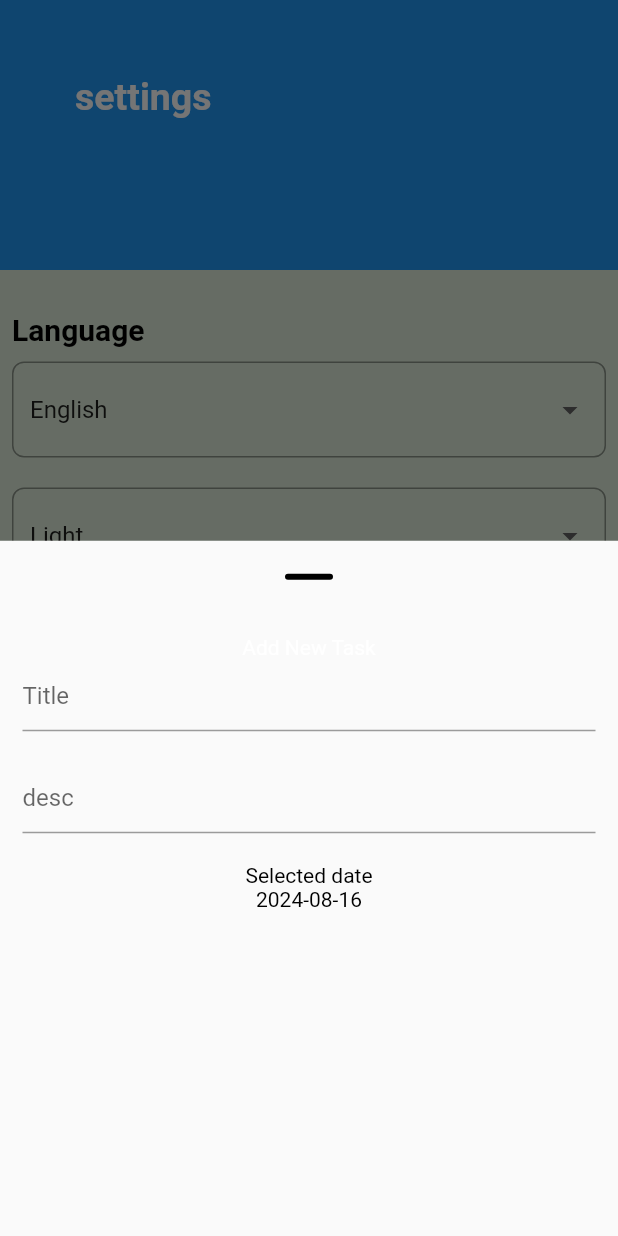
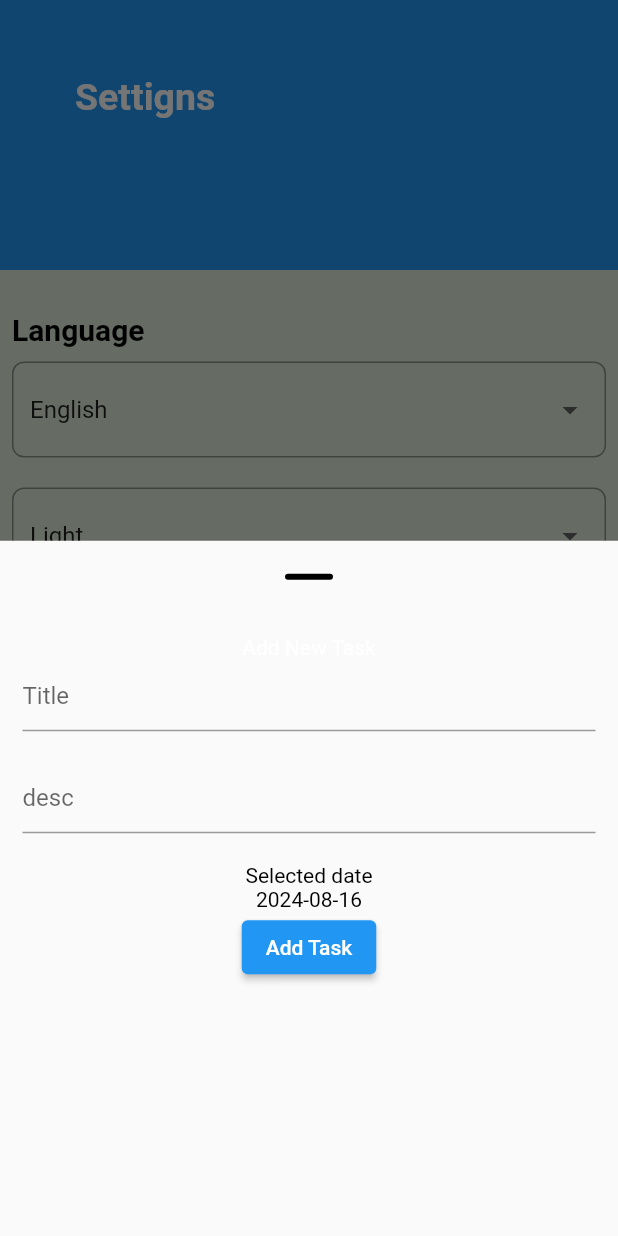
Before and after one commit to ahmednasasr/Todo_App, a Flutter app: the screen it shows after launch, item 2 of the bottom bar chosen, after a tap on the "add" icon, on a phone screen of 412 x 824 dp. Run offline on Flutter 3.47's test engine with Material 3 defaults, Android fonts, the phone set to English and light mode, and no system bars; our stand-ins replace cloud_firestore, easy_date_timeline, easy_localization, firebase_core, flutter_slidable; accounts and stored records are empty; generated files the repository leaves out were written again.

Commit message:
sccound push we install firebase and we have linked the application to firebase and the new feature is we have a database in our  application

```diff
--- a/assets/translation/ar.json
+++ b/assets/translation/ar.json
@@ -6,5 +6,6 @@
   "light": "فاتح",
   "dark": "داكن",
   "Settings": "الإعدادات",
-  "menu": "القائمه"
+  "menu": "القائمه",
+  "settings": "الاعدادات"
 }
--- a/assets/translation/en.json
+++ b/assets/translation/en.json
@@ -6,6 +6,8 @@
   "light": "Light",
   "dark": "Dark",
   "Settings": "Settings",
-  "menu": "Menu"
+  "menu": "Menu",
+  "settings": "Settigns"
+
 
 }
--- a/lib/core/main_provider.dart
+++ b/lib/core/main_provider.dart
@@ -1,19 +1,54 @@
+import 'package:cloud_firestore/cloud_firestore.dart';
 import 'package:flutter/material.dart';
+import 'package:todo_app/models/task_model.dart';
+import 'package:todo_app/service/firebase_functions.dart';
 
-class mainprovider extends ChangeNotifier{
-  int selectindex=0;
-  DateTime selectedatepicker=DateTime.now();
+class mainprovider extends ChangeNotifier {
+  int selectindex = 0;
+  DateTime selectedatepicker = DateTime.now();
+  DateTime selectedDateTime = DateTime.now();
   ThemeMode themeMode = ThemeMode.light;
-  void selectedindex(int index){
-     selectindex =index;
+  TextEditingController titleController = TextEditingController();
+  TextEditingController desController = TextEditingController();
+  void selectedindex(int index) {
+    selectindex = index;
     notifyListeners();
   }
-  void setdatepicker(DateTime datetime){
-    selectedatepicker=datetime;
+
+  void setdatepicker(DateTime datetime) {
+    selectedatepicker = datetime;
     notifyListeners();
   }
-  void changetheme(ThemeMode thememode){
-    themeMode= thememode;
+
+  void changetheme(ThemeMode thememode) {
+    themeMode = thememode;
     notifyListeners();
   }
+
+  void setDateTimeTask(DateTime datetime) {
+    selectedDateTime = datetime;
+    notifyListeners();
+  }
+
+  void addTask() async {
+    TaskModel taskModel = TaskModel(
+        title: titleController.text,
+        desc: desController.text,
+        time: selectedDateTime.millisecondsSinceEpoch,
+        isDone: false);
+    await FirebaseFunctions.addTask(taskModel);
+    titleController.clear();
+    desController.clear();
+    notifyListeners();
+  }
+
+  Future<QuerySnapshot<TaskModel>> getTasks(){
+    return FirebaseFunctions.getTasks();
+  }
+
+  void deleteTask(String id){
+    FirebaseFunctions.deleteTask(id);
+    notifyListeners();
+  }
+
 }
--- a/lib/main.dart
+++ b/lib/main.dart
@@ -5,11 +5,15 @@ import 'package:easy_localization/easy_localization.dart';
 import 'core/main_provider.dart';
 import 'core/theme.dart';
 import 'module/splash/spalsh_screen.dart';
+import 'package:firebase_core/firebase_core.dart';
+import 'firebase_options.dart';
 
 void main() async {
   WidgetsFlutterBinding.ensureInitialized();
   await EasyLocalization.ensureInitialized();
-
+  await Firebase.initializeApp(
+    options: DefaultFirebaseOptions.currentPlatform,
+  );
   runApp(
     EasyLocalization(
       supportedLocales: [Locale('en'), Locale('ar')],
--- /dev/null
+++ b/lib/models/task_model.dart
@@ -0,0 +1,33 @@
+class TaskModel {
+  String id;
+  String title;
+  String desc;
+  int time;
+  bool isDone;
+  TaskModel({
+    this.id = "",
+    required this.title,
+    required this.desc,
+    required this.time,
+    required this.isDone,
+  });
+
+  factory TaskModel.fromjson(Map<String,dynamic> json){
+    return TaskModel(
+      id: json['id'],
+        title: json["title"],
+        desc: json["desc"],
+        time: json["time"],
+        isDone: json["isdone"]);
+  }
+
+  Map<String,dynamic>tojson(){
+    return {
+      "id":id,
+      "title":title,
+      "desc":desc,
+      "time":time,
+      "isdone":isDone
+    };
+    }
+}
--- a/lib/module/screens/home_screen.dart
+++ b/lib/module/screens/home_screen.dart
@@ -1,6 +1,9 @@
 import 'package:flutter/material.dart';
 import 'package:easy_date_timeline/easy_date_timeline.dart';
 import 'package:flutter_slidable/flutter_slidable.dart';
+import 'package:provider/provider.dart';
+import 'package:todo_app/core/main_provider.dart';
+import 'package:todo_app/models/task_model.dart';
 
 import '../widgets/custome_card_task.dart';
 
@@ -9,6 +12,8 @@ class HomeScreen extends StatelessWidget {
 
   @override
   Widget build(BuildContext context) {
+    return Consumer<mainprovider>(
+      builder: (context, provider, child) {
         return Scaffold(
           body: Column(
             children: [
@@ -65,9 +70,30 @@ class HomeScreen extends StatelessWidget {
                 ],
               ),
               SizedBox(height: 80,),
-          custome_card_task(),
+              FutureBuilder(
+                future: provider.getTasks() , builder: (context, snapshot) {
+                if(snapshot.connectionState==ConnectionState.waiting){
+                  return const Center(child: CircularProgressIndicator(),);
+                }else if(snapshot.hasError){
+                   return Text("has Error");
+                }else{
+                  List<TaskModel> tasks =snapshot.data!.docs.map((e)=> e.data()).toList();
+                  return Expanded(
+                    child: ListView.builder(
+                      itemCount: tasks.length,
+                      itemBuilder: (context, index) {
+                      return custome_card_task(task: tasks[index],);
+                    },
+                    ),
+                  );
+                }
+              },
+              )
+
             ],
           ),
         );
+      },
+    );
   }
 }
--- a/lib/module/screens/settings_screen.dart
+++ b/lib/module/screens/settings_screen.dart
@@ -100,10 +100,11 @@ class SettingsScreen extends StatelessWidget {
               ),
             ]
                 )
+
         )
       ]
           )
-      ), // Close SingleChildScrollView
+      ),
     );
   }
 }
--- a/lib/module/widgets/addtaskwidget.dart
+++ b/lib/module/widgets/addtaskwidget.dart
@@ -19,12 +19,14 @@ class addtaskwidget extends StatelessWidget {
               children: [
                 Text("Add New Task"),
                 TextField(
+                  controller: provider.titleController,
                   decoration: InputDecoration(
                       hintText: "Title "
                   ),
                 ),
                 SizedBox(height: 20,),
                 TextField(
+                  controller: provider.desController,
                   decoration: InputDecoration(
                       hintText: "desc "
                   ),
@@ -38,7 +40,11 @@ class addtaskwidget extends StatelessWidget {
                     });
                   },
                   child: Text(style: TextStyle(color: Colors.black),provider.selectedatepicker.toString().substring(0,10)),
-                )
+                ),
+                ElevatedButton(onPressed: (){
+                  provider.addTask();
+                  Navigator.pop(context);
+                }, child: Text("Add Task"))
               ],
             ),
         );
--- a/lib/module/widgets/custome_card_task.dart
+++ b/lib/module/widgets/custome_card_task.dart
@@ -1,23 +1,31 @@
 import 'package:flutter/material.dart';
 import 'package:flutter_slidable/flutter_slidable.dart';
+import 'package:provider/provider.dart';
+import 'package:todo_app/core/main_provider.dart';
+import 'package:todo_app/models/task_model.dart';
 
 class custome_card_task extends StatelessWidget {
-  const custome_card_task({
-    super.key,
-  });
+   custome_card_task({super.key,required this.task});
+   TaskModel task;
 
   @override
   Widget build(BuildContext context) {
-    return Padding(
+    return Consumer<mainprovider>(
+      builder: (context, provider, child) {
+        return  Padding(
           padding: EdgeInsets.all(8.0),
           child: Slidable(
             key: ValueKey("test"),
             startActionPane: ActionPane(
-            dismissible: DismissiblePane(onDismissed: () {}),
+                dismissible: DismissiblePane(onDismissed: () {
+                  provider.deleteTask(task.id);
+                }),
                 motion: ScrollMotion(),
                 children: [
                   SlidableAction(
-                onPressed: (context){},
+                    onPressed: (context){
+                      provider.deleteTask(task.id);
+                    },
                     backgroundColor: Colors.red,
                     borderRadius: BorderRadius.circular(20),
                     icon: Icons.delete,
@@ -51,14 +59,16 @@ class custome_card_task extends StatelessWidget {
                         color: Colors.blue,
                       ),
                       SizedBox(width: 10,),
-                  const Column(
+                      Column(
                         mainAxisAlignment: MainAxisAlignment.center,
                         children: [
-                      Text("Play Basket ball",style: TextStyle(fontSize: 20,fontWeight: FontWeight.bold,color: Colors.blue),),
+                          Text(
+                            task.title
+                            ,style: TextStyle(fontSize: 20,fontWeight: FontWeight.bold,color: Colors.blue),),
                           Row(
                             children: [
                               Icon(Icons.av_timer),
-                          Text("10:30 am",style: TextStyle(color: Colors.black),),
+                              Text("10:pm",style: TextStyle(color: Colors.black),),
                             ],
                           )
                         ],
@@ -77,5 +87,7 @@ class custome_card_task extends StatelessWidget {
             ),
           ),
         );
+      },
+    );
   }
 }
--- /dev/null
+++ b/lib/service/firebase_functions.dart
@@ -0,0 +1,33 @@
+import 'package:cloud_firestore/cloud_firestore.dart';
+import 'package:todo_app/models/task_model.dart';
+
+class FirebaseFunctions {
+  static FirebaseFirestore firestore = FirebaseFirestore.instance;
+
+  static CollectionReference<TaskModel> mainFunction(){
+   return firestore.collection("Tasks").withConverter(fromFirestore: (snapshot, options) {
+      return TaskModel.fromjson(snapshot.data()!);
+    }, toFirestore: (value, options) {
+      return value.tojson();
+    },
+    );
+
+  }
+
+  static Future<void> addTask(TaskModel task)async{
+    var ref =mainFunction();
+    var docref=ref.doc();
+    task.id= docref.id;
+    await docref.set(task);
+  }
+
+  static Future<QuerySnapshot<TaskModel>> getTasks(){
+    var ref=mainFunction();
+    return ref.get();
+  }
+
+  static void deleteTask(String id)async{
+    var ref =mainFunction();
+    await ref.doc(id).delete();
+  }
+}
--- a/pubspec.yaml
+++ b/pubspec.yaml
@@ -39,6 +39,8 @@ dependencies:
   easy_date_timeline: ^1.1.3
   easy_localization: ^3.0.0
   flutter_slidable: ^3.1.1
+  firebase_core: ^2.32.0
+  cloud_firestore: ^4.17.5
 
 dev_dependencies:
   flutter_test:
```
Also changed, not shown: pubspec.lock, 5 other files. Lines whose indentation alone changed are shown as unchanged.
